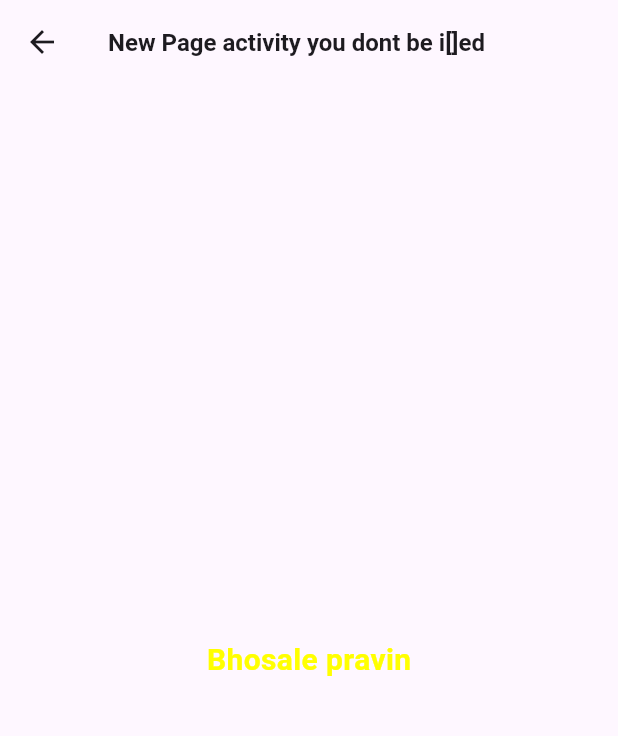
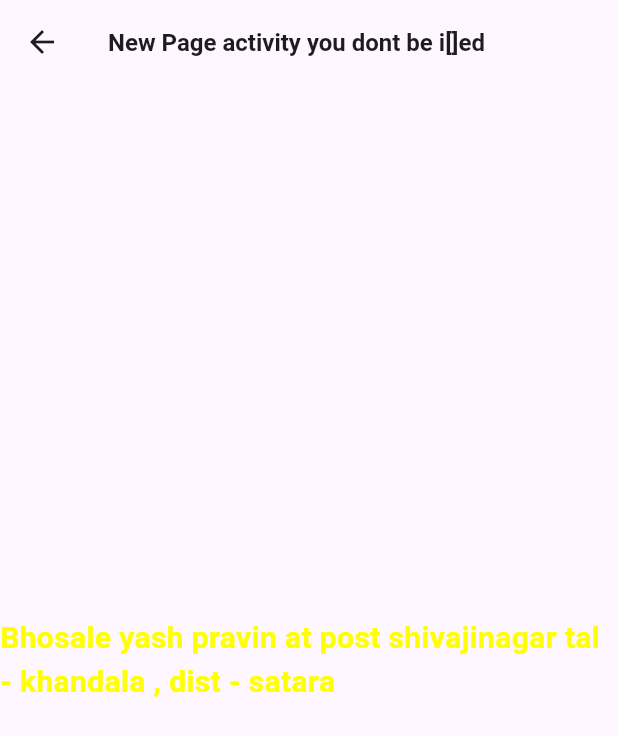
Before and after one commit to Yashbhosale00/splash_demo, a Flutter app: the FirstScreen screen opened directly, on a phone screen of 412 x 824 dp. Shown: the top 736 px of the screen. Run offline on Flutter 3.47's test engine with Material 3 defaults, Android fonts, the phone set to English and light mode, and no system bars; network calls fail.

Commit message:
Add chang

```diff
--- a/lib/firstscrren.dart
+++ b/lib/firstscrren.dart
@@ -21,7 +21,7 @@ class FirstScreen extends StatelessWidget {
       body:
       const Center(
        child: Text(
-        'Bhosale pravin',
+        'Bhosale yash pravin at post shivajinagar tal - khandala , dist - satara ',
          style: TextStyle(
            fontSize: 20,
            fontWeight: FontWeight.bold,
```
